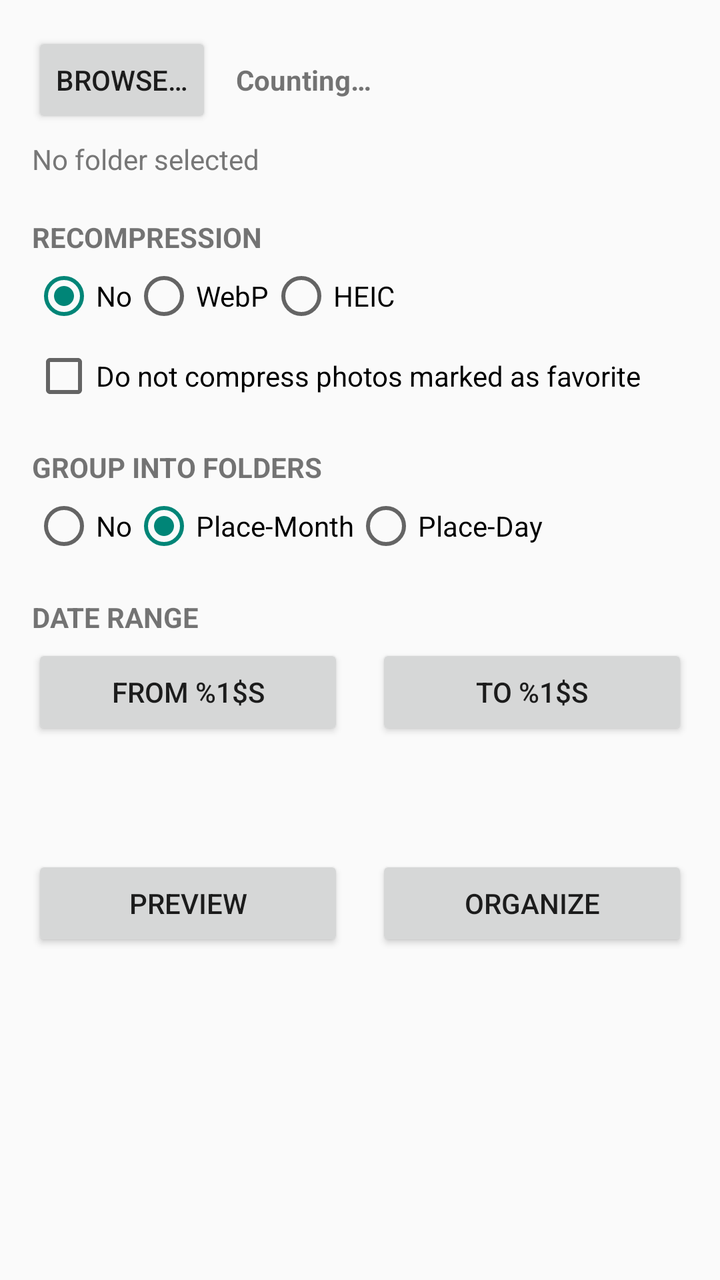
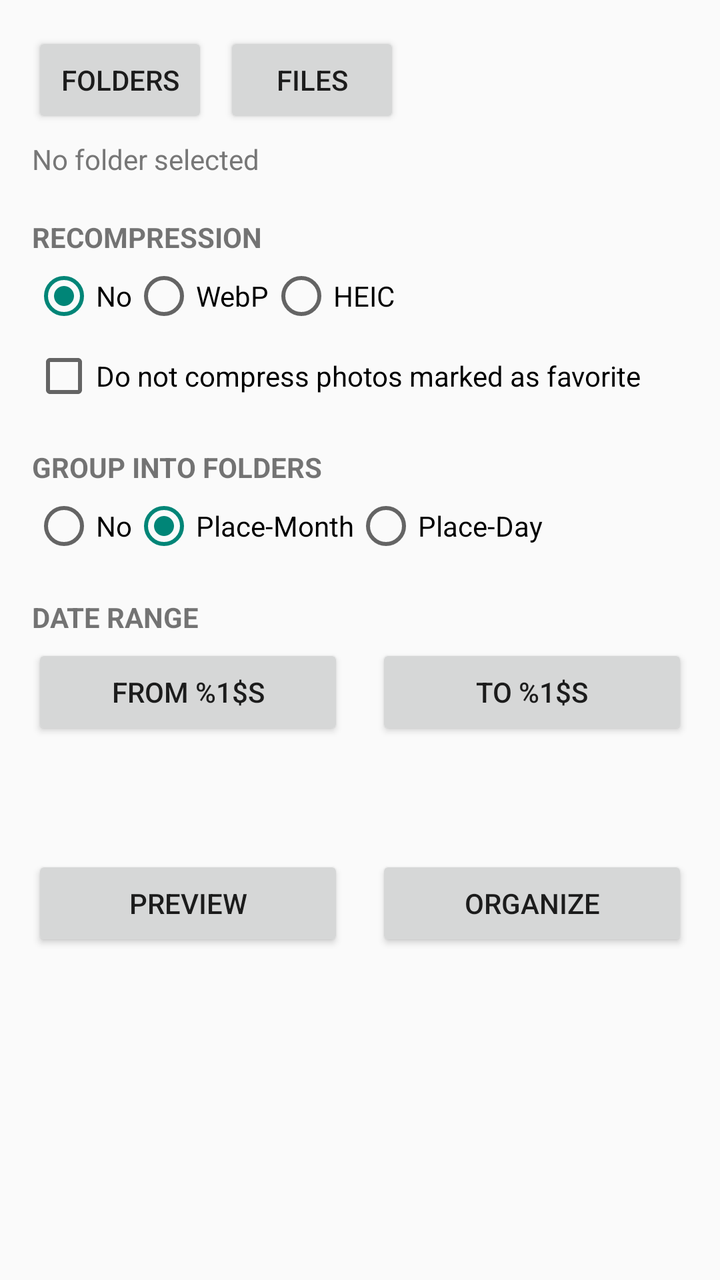

An Android layout rendered at two revisions. The XML below is the earlier revision; the diff shows what the commit changed to produce the second picture.
<!-- AndroidManifest.xml: activity theme Theme.DCIMSort -->
<!-- res/layout/activity_main.xml -->
<?xml version="1.0" encoding="utf-8"?>
<ScrollView xmlns:android="http://schemas.android.com/apk/res/android"
    android:layout_width="match_parent"
    android:layout_height="match_parent"
    android:fillViewport="true">

    <LinearLayout
        android:layout_width="match_parent"
        android:layout_height="wrap_content"
        android:orientation="vertical"
        android:padding="16dp">

        
        <LinearLayout
            android:layout_width="match_parent"
            android:layout_height="wrap_content"
            android:gravity="center_vertical"
            android:orientation="horizontal">

            <Button
                android:id="@+id/btn_browse"
                android:layout_width="wrap_content"
                android:layout_height="wrap_content"
                android:text="@string/browse" />

            <TextView
                android:id="@+id/txt_stats"
                android:layout_width="0dp"
                android:layout_height="wrap_content"
                android:layout_marginStart="12dp"
                android:layout_weight="1"
                android:text="@string/counting"
                android:textStyle="bold" />
        </LinearLayout>

        <TextView
            android:id="@+id/txt_folder"
            android:layout_width="match_parent"
            android:layout_height="wrap_content"
            android:layout_marginTop="6dp"
            android:ellipsize="middle"
            android:singleLine="true"
            android:text="@string/no_folder_selected"
            android:textColor="#777777" />

        
        <TextView
            android:layout_width="match_parent"
            android:layout_height="wrap_content"
            android:layout_marginTop="20dp"
            android:text="@string/recompress_label"
            android:textAllCaps="true"
            android:textStyle="bold" />

        <RadioGroup
            android:id="@+id/radio_compressmode"
            android:layout_width="match_parent"
            android:layout_height="wrap_content"
            android:layout_marginTop="4dp"
            android:orientation="horizontal">

            <RadioButton
                android:id="@+id/radio_compressnone"
                android:layout_width="wrap_content"
                android:layout_height="wrap_content"
                android:checked="true"
                android:text="@string/compressmode_none" />

            <RadioButton
                android:id="@+id/radio_compresswebp"
                android:layout_width="wrap_content"
                android:layout_height="wrap_content"
                android:text="@string/compressmode_webp" />

            <RadioButton
                android:id="@+id/radio_compressheic"
                android:layout_width="wrap_content"
                android:layout_height="wrap_content"
                android:text="@string/compressmode_heic" />
        </RadioGroup>

        
        <LinearLayout
            android:id="@+id/quality_group"
            android:layout_width="match_parent"
            android:layout_height="wrap_content"
            android:layout_marginTop="4dp"
            android:orientation="vertical"
            android:visibility="gone">

            <TextView
                android:id="@+id/txt_quality"
                android:layout_width="wrap_content"
                android:layout_height="wrap_content"
                android:text="@string/quality_label" />

            <SeekBar
                android:id="@+id/seek_quality"
                android:layout_width="match_parent"
                android:layout_height="wrap_content"
                android:max="100"
                android:progress="80" />
        </LinearLayout>

        <CheckBox
            android:id="@+id/check_skip_fav"
            android:layout_width="match_parent"
            android:layout_height="wrap_content"
            android:layout_marginTop="8dp"
            android:text="@string/skip_favorites" />

        
        <TextView
            android:layout_width="match_parent"
            android:layout_height="wrap_content"
            android:layout_marginTop="20dp"
            android:text="@string/groupfolder_label"
            android:textAllCaps="true"
            android:textStyle="bold" />

        <RadioGroup
            android:id="@+id/radio_groupmode"
            android:layout_width="match_parent"
            android:layout_height="wrap_content"
            android:layout_marginTop="4dp"
            android:orientation="horizontal">

            <RadioButton
                android:id="@+id/radio_groupnone"
                android:layout_width="wrap_content"
                android:layout_height="wrap_content"
                android:text="@string/groupmode_none" />

            <RadioButton
                android:id="@+id/radio_groupplacemonth"
                android:layout_width="wrap_content"
                android:layout_height="wrap_content"
                android:checked="true"
                android:text="@string/groupmode_placemonth" />

            <RadioButton
                android:id="@+id/radio_groupplaceday"
                android:layout_width="wrap_content"
                android:layout_height="wrap_content"
                android:text="@string/groupmode_placeday" />
        </RadioGroup>

        
        <TextView
            android:layout_width="match_parent"
            android:layout_height="wrap_content"
            android:layout_marginTop="20dp"
            android:text="@string/date_range_label"
            android:textAllCaps="true"
            android:textStyle="bold" />

        <LinearLayout
            android:layout_width="match_parent"
            android:layout_height="wrap_content"
            android:layout_marginTop="4dp"
            android:orientation="horizontal">

            <Button
                android:id="@+id/btn_date_from"
                android:layout_width="0dp"
                android:layout_height="wrap_content"
                android:layout_marginEnd="8dp"
                android:layout_weight="1"
                android:text="@string/date_from_label" />

            <Button
                android:id="@+id/btn_date_to"
                android:layout_width="0dp"
                android:layout_height="wrap_content"
                android:layout_marginStart="8dp"
                android:layout_weight="1"
                android:text="@string/date_to_label" />
        </LinearLayout>

        
        <TextView
            android:id="@+id/txt_plan"
            android:layout_width="match_parent"
            android:layout_height="wrap_content"
            android:layout_marginTop="16dp"
            android:textSize="16sp"
            android:textStyle="bold" />

        
        <LinearLayout
            android:layout_width="match_parent"
            android:layout_height="wrap_content"
            android:layout_marginTop="20dp"
            android:orientation="horizontal">

            <Button
                android:id="@+id/btn_preview"
                android:layout_width="0dp"
                android:layout_height="wrap_content"
                android:layout_marginEnd="8dp"
                android:layout_weight="1"
                android:text="@string/preview" />

            <Button
                android:id="@+id/btn_organize"
                android:layout_width="0dp"
                android:layout_height="wrap_content"
                android:layout_marginStart="8dp"
                android:layout_weight="1"
                android:text="@string/organize" />
        </LinearLayout>

        
        <LinearLayout
            android:id="@+id/progress_group"
            android:layout_width="match_parent"
            android:layout_height="wrap_content"
            android:layout_marginTop="24dp"
            android:orientation="vertical"
            android:visibility="gone">

            <ProgressBar
                android:id="@+id/progress_bar"
                style="?android:attr/progressBarStyleHorizontal"
                android:layout_width="match_parent"
                android:layout_height="wrap_content"
                android:max="100" />

            <TextView
                android:id="@+id/txt_progress"
                android:layout_width="match_parent"
                android:layout_height="wrap_content"
                android:layout_marginTop="4dp" />

            <Button
                android:id="@+id/btn_stop"
                android:layout_width="wrap_content"
                android:layout_height="wrap_content"
                android:layout_gravity="end"
                android:layout_marginTop="4dp"
                android:text="@string/stop" />
        </LinearLayout>

    </LinearLayout>
</ScrollView>
<!-- resources referenced by this layout -->
<resources>
  <string name="browse">Browse…</string>
  <string name="compressmode_heic">HEIC</string>
  <string name="compressmode_none">No</string>
  <string name="compressmode_webp">WebP</string>
  <string name="counting">Counting…</string>
  <string name="date_from_label">From %1$s</string>
  <string name="date_range_label">Date range</string>
  <string name="date_to_label">To %1$s</string>
  <string name="groupfolder_label">Group into folders</string>
  <string name="groupmode_none">No</string>
  <string name="groupmode_placeday">Place-Day</string>
  <string name="groupmode_placemonth">Place-Month</string>
  <string name="no_folder_selected">No folder selected</string>
  <string name="organize">Organize</string>
  <string name="preview">Preview</string>
  <string name="quality_label">Quality: %1$d</string>
  <string name="recompress_label">Recompression</string>
  <string name="skip_favorites">Do not compress photos marked as favorite</string>
  <string name="stop">Stop</string>
  <style name="Theme.DCIMSort" parent="android:Theme.Material.Light.NoActionBar" />
</resources>

<!-- the commit's change to res/layout/activity_main.xml (unified diff, before → after) -->
@@ -23,14 +23,12 @@
                 android:layout_height="wrap_content"
                 android:text="@string/browse" />
 
-            <TextView
-                android:id="@+id/txt_stats"
-                android:layout_width="0dp"
-                android:layout_height="wrap_content"
-                android:layout_marginStart="12dp"
-                android:layout_weight="1"
-                android:text="@string/counting"
-                android:textStyle="bold" />
+            <Button
+                android:id="@+id/btn_files"
+                android:layout_width="wrap_content"
+                android:layout_height="wrap_content"
+                android:layout_marginStart="8dp"
+                android:text="@string/pick_files" />
         </LinearLayout>
 
         <TextView
@@ -146,35 +144,42 @@
         </RadioGroup>
 
         
-        <TextView
-            android:layout_width="match_parent"
-            android:layout_height="wrap_content"
-            android:layout_marginTop="20dp"
-            android:text="@string/date_range_label"
-            android:textAllCaps="true"
-            android:textStyle="bold" />
-
-        <LinearLayout
-            android:layout_width="match_parent"
-            android:layout_height="wrap_content"
-            android:layout_marginTop="4dp"
-            android:orientation="horizontal">
-
-            <Button
-                android:id="@+id/btn_date_from"
-                android:layout_width="0dp"
-                android:layout_height="wrap_content"
-                android:layout_marginEnd="8dp"
-                android:layout_weight="1"
-                android:text="@string/date_from_label" />
-
-            <Button
-                android:id="@+id/btn_date_to"
-                android:layout_width="0dp"
-                android:layout_height="wrap_content"
-                android:layout_marginStart="8dp"
-                android:layout_weight="1"
-                android:text="@string/date_to_label" />
+        <LinearLayout
+            android:id="@+id/date_range_group"
+            android:layout_width="match_parent"
+            android:layout_height="wrap_content"
+            android:orientation="vertical">
+
+            <TextView
+                android:layout_width="match_parent"
+                android:layout_height="wrap_content"
+                android:layout_marginTop="20dp"
+                android:text="@string/date_range_label"
+                android:textAllCaps="true"
+                android:textStyle="bold" />
+
+            <LinearLayout
+                android:layout_width="match_parent"
+                android:layout_height="wrap_content"
+                android:layout_marginTop="4dp"
+                android:orientation="horizontal">
+
+                <Button
+                    android:id="@+id/btn_date_from"
+                    android:layout_width="0dp"
+                    android:layout_height="wrap_content"
+                    android:layout_marginEnd="8dp"
+                    android:layout_weight="1"
+                    android:text="@string/date_from_label" />
+
+                <Button
+                    android:id="@+id/btn_date_to"
+                    android:layout_width="0dp"
+                    android:layout_height="wrap_content"
+                    android:layout_marginStart="8dp"
+                    android:layout_weight="1"
+                    android:text="@string/date_to_label" />
+            </LinearLayout>
         </LinearLayout>
 
         
<!-- resource entries referenced after the edit -->
@@ -1,10 +1,9 @@
 <!-- resources referenced by this layout -->
 <resources>
-  <string name="browse">Browse…</string>
+  <string name="browse">Folders</string>
   <string name="compressmode_heic">HEIC</string>
   <string name="compressmode_none">No</string>
   <string name="compressmode_webp">WebP</string>
-  <string name="counting">Counting…</string>
   <string name="date_from_label">From %1$s</string>
   <string name="date_range_label">Date range</string>
   <string name="date_to_label">To %1$s</string>
@@ -14,6 +13,7 @@
   <string name="groupmode_placemonth">Place-Month</string>
   <string name="no_folder_selected">No folder selected</string>
   <string name="organize">Organize</string>
+  <string name="pick_files">Files</string>
   <string name="preview">Preview</string>
   <string name="quality_label">Quality: %1$d</string>
   <string name="recompress_label">Recompression</string>
